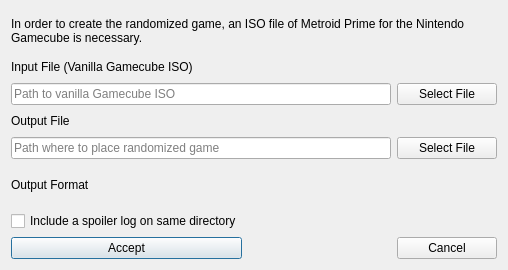
Old version of the form randovania/gui/ui_files/prime_game_export_dialog.ui in the repository randovania/randovania.
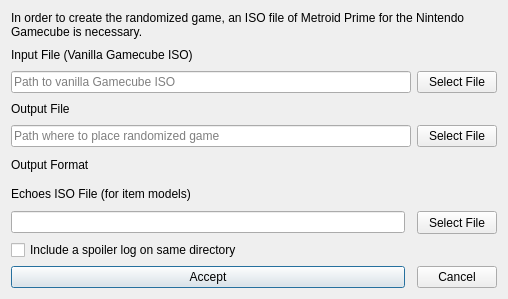
New version of the form.

Commit message: Begin Prime 1 dialog changes

Patch:
```diff
--- a/randovania/gui/ui_files/prime_game_export_dialog.ui
+++ b/randovania/gui/ui_files/prime_game_export_dialog.ui
@@ -7,67 +7,21 @@
     <x>0</x>
     <y>0</y>
     <width>508</width>
-    <height>270</height>
+    <height>299</height>
    </rect>
   </property>
   <property name="windowTitle">
    <string>Game Patching</string>
   </property>
   <layout class="QGridLayout" name="gridLayout">
-   <item row="9" column="0">
+   <item row="10" column="0">
     <widget class="QPushButton" name="accept_button">
      <property name="text">
       <string>Accept</string>
      </property>
     </widget>
    </item>
-   <item row="2" column="2">
-    <widget class="QPushButton" name="input_file_button">
-     <property name="maximumSize">
-      <size>
-       <width>100</width>
-       <height>16777215</height>
-      </size>
-     </property>
-     <property name="text">
-      <string>Select File</string>
-     </property>
-    </widget>
-   </item>
-   <item row="5" column="2">
-    <widget class="QPushButton" name="output_file_button">
-     <property name="maximumSize">
-      <size>
-       <width>100</width>
-       <height>16777215</height>
-      </size>
-     </property>
-     <property name="text">
-      <string>Select File</string>
-     </property>
-    </widget>
-   </item>
-   <item row="1" column="0" colspan="2">
-    <widget class="QLabel" name="input_file_label">
-     <property name="maximumSize">
-      <size>
-       <width>16777215</width>
-       <height>20</height>
-      </size>
-     </property>
-     <property name="text">
-      <string>Input File (Vanilla Gamecube ISO)</string>
-     </property>
-    </widget>
-   </item>
-   <item row="2" column="0" colspan="2">
-    <widget class="QLineEdit" name="input_file_edit">
-     <property name="placeholderText">
-      <string>Path to vanilla Gamecube ISO</string>
-     </property>
-    </widget>
-   </item>
-   <item row="7" column="0">
+   <item row="5" column="0">
     <layout class="QHBoxLayout" name="output_format_layout">
      <item>
       <widget class="QLabel" name="output_format_label">
@@ -78,13 +32,6 @@
      </item>
     </layout>
    </item>
-   <item row="9" column="2">
-    <widget class="QPushButton" name="cancel_button">
-     <property name="text">
-      <string>Cancel</string>
-     </property>
-    </widget>
-   </item>
    <item row="0" column="0" colspan="3">
     <widget class="QLabel" name="description_label">
      <property name="text">
@@ -95,14 +42,81 @@
      </property>
     </widget>
    </item>
-   <item row="5" column="0" colspan="2">
+   <item row="9" column="0">
+    <widget class="QCheckBox" name="auto_save_spoiler_check">
+     <property name="text">
+      <string>Include a spoiler log on same directory</string>
+     </property>
+    </widget>
+   </item>
+   <item row="4" column="0" colspan="2">
     <widget class="QLineEdit" name="output_file_edit">
      <property name="placeholderText">
       <string>Path where to place randomized game</string>
      </property>
     </widget>
    </item>
-   <item row="4" column="0" colspan="2">
+   <item row="1" column="0" colspan="2">
+    <widget class="QLabel" name="input_file_label">
+     <property name="maximumSize">
+      <size>
+       <width>16777215</width>
+       <height>20</height>
+      </size>
+     </property>
+     <property name="text">
+      <string>Input File (Vanilla Gamecube ISO)</string>
+     </property>
+    </widget>
+   </item>
+   <item row="2" column="2">
+    <widget class="QPushButton" name="input_file_button">
+     <property name="maximumSize">
+      <size>
+       <width>100</width>
+       <height>16777215</height>
+      </size>
+     </property>
+     <property name="text">
+      <string>Select File</string>
+     </property>
+    </widget>
+   </item>
+   <item row="7" column="2">
+    <widget class="QPushButton" name="echoes_file_button">
+     <property name="minimumSize">
+      <size>
+       <width>0</width>
+       <height>23</height>
+      </size>
+     </property>
+     <property name="text">
+      <string>Select File</string>
+     </property>
+    </widget>
+   </item>
+   <item row="6" column="0">
+    <widget class="QLabel" name="echoes_file_label">
+     <property name="text">
+      <string>Echoes ISO File (for item models)</string>
+     </property>
+    </widget>
+   </item>
+   <item row="2" column="0" colspan="2">
+    <widget class="QLineEdit" name="input_file_edit">
+     <property name="placeholderText">
+      <string>Path to vanilla Gamecube ISO</string>
+     </property>
+    </widget>
+   </item>
+   <item row="10" column="2">
+    <widget class="QPushButton" name="cancel_button">
+     <property name="text">
+      <string>Cancel</string>
+     </property>
+    </widget>
+   </item>
+   <item row="3" column="0" colspan="2">
     <widget class="QLabel" name="output_file_label">
      <property name="maximumSize">
       <size>
@@ -115,13 +129,22 @@
      </property>
     </widget>
    </item>
-   <item row="8" column="0">
-    <widget class="QCheckBox" name="auto_save_spoiler_check">
+   <item row="4" column="2">
+    <widget class="QPushButton" name="output_file_button">
+     <property name="maximumSize">
+      <size>
+       <width>100</width>
+       <height>16777215</height>
+      </size>
+     </property>
      <property name="text">
-      <string>Include a spoiler log on same directory</string>
+      <string>Select File</string>
      </property>
     </widget>
    </item>
+   <item row="7" column="0">
+    <widget class="QLineEdit" name="echoes_file_edit"/>
+   </item>
   </layout>
  </widget>
  <layoutdefault spacing="6" margin="11"/>
```
The commit also changes 4 other files.
